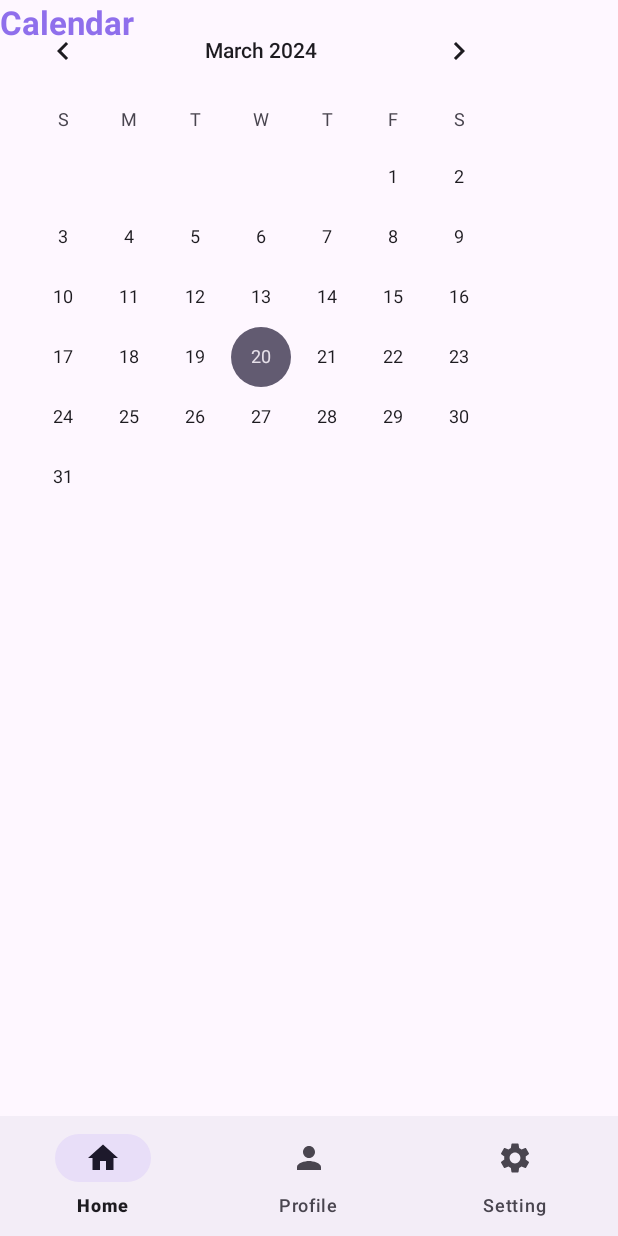
After one commit to luciayn/bloom, an Android app: the fragment CalendarFragment placed in its activity, on a phone screen of 412 x 824 dp. The commit adds this screen. Run offline under Robolectric (Android 15) with nearby library versions, the phone set to English and light mode, and no system bars; our stand-ins replace CircleImageView, Firebase (no records; nobody signed in at launch, a user with empty details on screens opened directly); 3 statements that could not run were skipped.

Commit message:
Notifications and Calendar

```diff
--- a/app/build.gradle
+++ b/app/build.gradle
@@ -39,6 +39,8 @@ dependencies {
 }
 apply plugin: 'com.google.gms.google-services'
 dependencies {
+
+    implementation 'androidx.legacy:legacy-support-v4:1.0.0'
     implementation 'com.google.firebase:firebase-auth:22.3.1'
     implementation 'com.google.firebase:firebase-analytics:21.5.1'
     implementation 'com.google.firebase:firebase-database:20.3.1'
--- a/app/src/main/java/es/uc3m/android/bloom/BottomNavigation.java
+++ b/app/src/main/java/es/uc3m/android/bloom/BottomNavigation.java
@@ -27,9 +27,13 @@ public class BottomNavigation extends AppCompatActivity implements BottomNavigat
             fragment = new ProfileFragment();
         } else if (itemId == R.id.settings_item) {
             fragment = new SettingsFragment();
+        } else if (itemId == R.id.home_item) {
+            fragment = new HomeFragment();
         } else {
-            fragment = new HomeFragment();
+            fragment = new CalendarFragment();
         }
+
+
 
         getSupportFragmentManager().beginTransaction()
                 .replace(R.id.nav_fragment, fragment)
--- /dev/null
+++ b/app/src/main/java/es/uc3m/android/bloom/CalendarFragment.java
@@ -0,0 +1,43 @@
+package es.uc3m.android.bloom;
+
+import android.os.Bundle;
+import android.view.LayoutInflater;
+import android.view.View;
+import android.view.ViewGroup;
+import android.widget.CalendarView;
+import android.widget.ImageView;
+import android.widget.TextView;
+import androidx.annotation.NonNull;
+import androidx.annotation.Nullable;
+
+import androidx.fragment.app.Fragment;
+
+import com.google.firebase.auth.FirebaseAuth;
+import com.google.firebase.auth.FirebaseUser;
+import com.google.firebase.database.DataSnapshot;
+import com.google.firebase.database.DatabaseError;
+import com.google.firebase.database.DatabaseReference;
+import com.google.firebase.database.FirebaseDatabase;
+import com.google.firebase.database.ValueEventListener;
+
+public class CalendarFragment extends Fragment {
+
+    public CalendarFragment() {
+    }
+
+    @Override
+    public View onCreateView(LayoutInflater inflater, ViewGroup container, Bundle savedInstanceState) {
+        // Inflate the layout for this fragment
+        return inflater.inflate(R.layout.calendar, container, false);
+    }
+
+    @Override
+    public void onViewCreated(@NonNull View view, @Nullable Bundle savedInstanceState) {
+        super.onViewCreated(view, savedInstanceState);
+
+        TextView textView = view.findViewById(R.id.calendar_text);
+        CalendarView calendarView = view.findViewById(R.id.calendarView);
+
+
+    }
+}
--- /dev/null
+++ b/app/src/main/java/es/uc3m/android/bloom/NotificationsFragment.java
@@ -0,0 +1,4 @@
+package es.uc3m.android.bloom;
+
+public class NotificationsFragment {
+}
--- a/app/src/main/res/layout/activity_login.xml
+++ b/app/src/main/res/layout/activity_login.xml
@@ -4,7 +4,7 @@
     xmlns:tools="http://schemas.android.com/tools"
     android:layout_width="match_parent"
     android:layout_height="match_parent"
-    tools:context=".Register">
+    tools:context=".Login">
 
     <LinearLayout
         android:layout_width="match_parent"
--- /dev/null
+++ b/app/src/main/res/layout/calendar.xml
@@ -0,0 +1,26 @@
+<?xml version="1.0" encoding="utf-8"?>
+<androidx.constraintlayout.widget.ConstraintLayout xmlns:android="http://schemas.android.com/apk/res/android"
+    xmlns:tools="http://schemas.android.com/tools"
+    android:layout_width="match_parent"
+    android:layout_height="match_parent"
+    tools:context=".CalendarFragment">
+
+    <TextView
+        android:id="@+id/calendar_text"
+        android:layout_width="wrap_content"
+        android:layout_height="wrap_content"
+        android:text="Calendar"
+        android:textAppearance="@style/TextAppearance.AppCompat.Large"
+        android:textColor="@color/light_purple"
+
+        android:textStyle="bold"
+        tools:layout_editor_absoluteX="30dp"
+        tools:layout_editor_absoluteY="106dp" />
+
+    <CalendarView
+        android:id="@+id/calendarView"
+        android:layout_width="wrap_content"
+        android:layout_height="wrap_content"
+        tools:layout_editor_absoluteX="30dp"
+        tools:layout_editor_absoluteY="143dp" />
+</androidx.constraintlayout.widget.ConstraintLayout>
--- a/app/src/main/res/layout/profile_fragment.xml
+++ b/app/src/main/res/layout/profile_fragment.xml
@@ -148,10 +148,10 @@
 
             <EditText
                 android:id="@+id/birth_date"
-                android:layout_width="95dp"
+                android:layout_width="112dp"
                 android:layout_height="wrap_content"
-                android:hint="00/00/0000"
-                android:backgroundTint="@android:color/transparent"/>
+                android:backgroundTint="@android:color/transparent"
+                android:hint="00/00/0000" />
 
             <ImageView
                 android:id="@+id/edit_birth"
--- a/app/src/main/res/values/strings.xml
+++ b/app/src/main/res/values/strings.xml
@@ -20,5 +20,4 @@
     <string name="log_in">Log In</string>
     <string name="sign_in">Sign Up</string>
     <string name="bloom_cap">BLOOM</string>
-
 </resources>
```
Also changed, not shown: app/src/main/res/layout/Notifications.xml (added, +72 -0 lines), app/src/main/res/layout/home_fragment.xml (+13 -8 lines), 1 other file.
